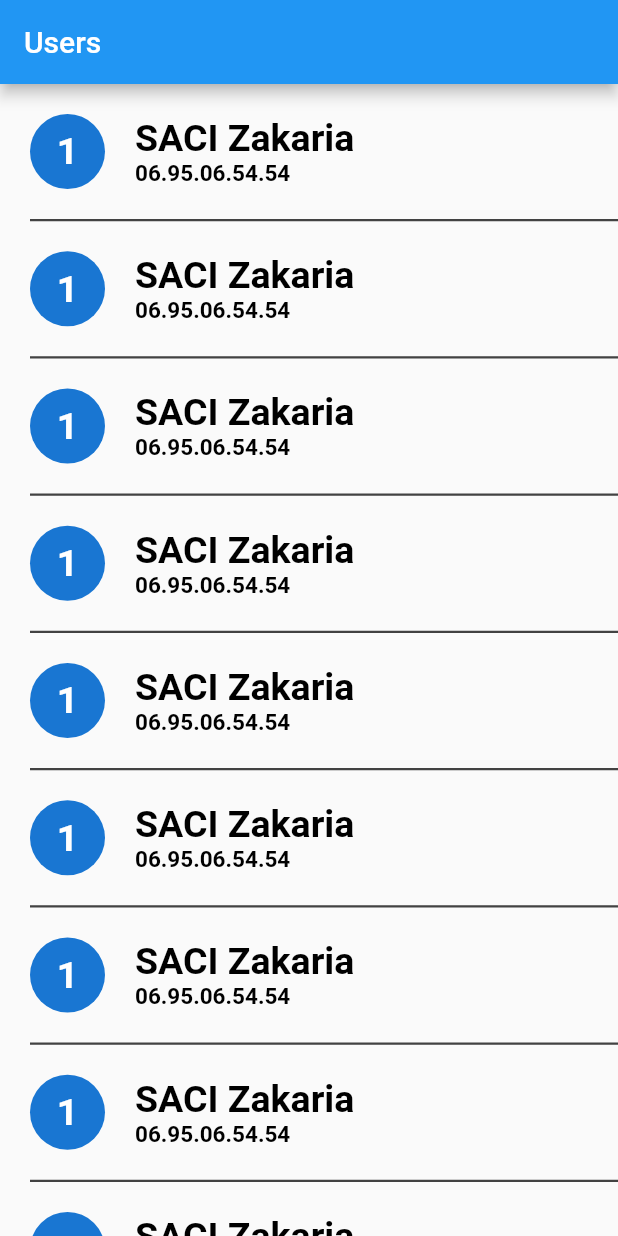
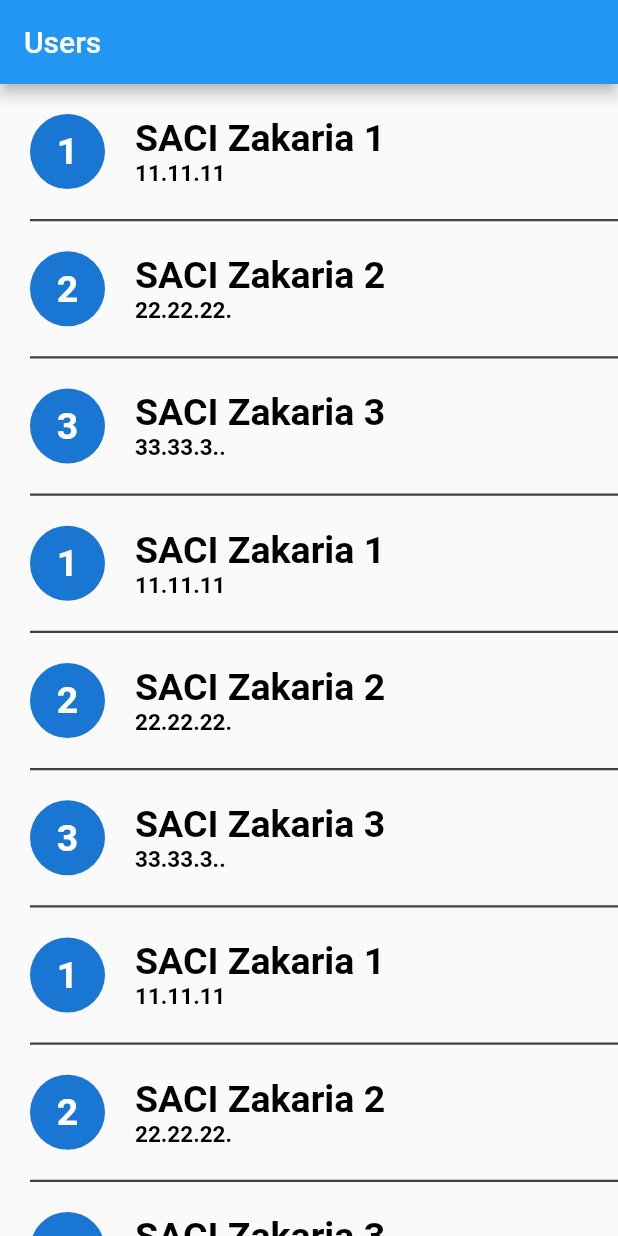
Before and after one commit to Devsaci/listeview_mansour, a Flutter app: the screen it shows after launch, on a phone screen of 412 x 824 dp. Run offline on Flutter 3.47's test engine with Material 2 defaults, Android fonts, the phone set to English and light mode, and no system bars.

Commit message:
users.id.name.phone

```diff
--- a/lib/users_screen.dart
+++ b/lib/users_screen.dart
@@ -36,20 +36,11 @@ class UsersScreen extends StatelessWidget {
       id: 3,
     ),
     UserModel(
-      phone: '44.44.',
-      name: 'SACI Zakaria 4',
-      id: 4,
+      phone: '11.11.11',
+      name: 'SACI Zakaria 1',
+      id: 1,
     ),
     UserModel(
-      phone: '55.55.',
-      name: 'SACI Zakaria 4',
-      id: 4,
-    ),
-    UserModel(
-      phone: '55.55',
-      name: 'SACI Zakaria 5',
-      id: 5,
-    ),  UserModel(
       phone: '22.22.22.',
       name: 'SACI Zakaria 2',
       id: 2,
@@ -60,20 +51,11 @@ class UsersScreen extends StatelessWidget {
       id: 3,
     ),
     UserModel(
-      phone: '44.44.',
-      name: 'SACI Zakaria 4',
-      id: 4,
+      phone: '11.11.11',
+      name: 'SACI Zakaria 1',
+      id: 1,
     ),
     UserModel(
-      phone: '55.55.',
-      name: 'SACI Zakaria 4',
-      id: 4,
-    ),
-    UserModel(
-      phone: '55.55',
-      name: 'SACI Zakaria 5',
-      id: 5,
-    ),  UserModel(
       phone: '22.22.22.',
       name: 'SACI Zakaria 2',
       id: 2,
@@ -82,21 +64,6 @@ class UsersScreen extends StatelessWidget {
       phone: '33.33.3..',
       name: 'SACI Zakaria 3',
       id: 3,
-    ),
-    UserModel(
-      phone: '44.44.',
-      name: 'SACI Zakaria 4',
-      id: 4,
-    ),
-    UserModel(
-      phone: '55.55.',
-      name: 'SACI Zakaria 4',
-      id: 4,
-    ),
-    UserModel(
-      phone: '55.55',
-      name: 'SACI Zakaria 5',
-      id: 5,
     ),
   ];
 
@@ -127,7 +94,7 @@ class UsersScreen extends StatelessWidget {
           children: [
             CircleAvatar(
                 radius: 25,
-                child: Text("1",
+                child: Text('${users.id}',
                     style: TextStyle(
                         fontSize: 25,
                         color: Colors.white,
@@ -138,14 +105,14 @@ class UsersScreen extends StatelessWidget {
               crossAxisAlignment: CrossAxisAlignment.start,
               children: [
                 Text(
-                  "SACI Zakaria",
+                  users.name,
                   style: TextStyle(
                       fontSize: 25,
                       color: Colors.black,
                       fontWeight: FontWeight.bold),
                 ),
                 Text(
-                  "06.95.06.54.54 ",
+                  users.phone,
                   style: TextStyle(
                       fontSize: 15,
                       color: Colors.black,
```
